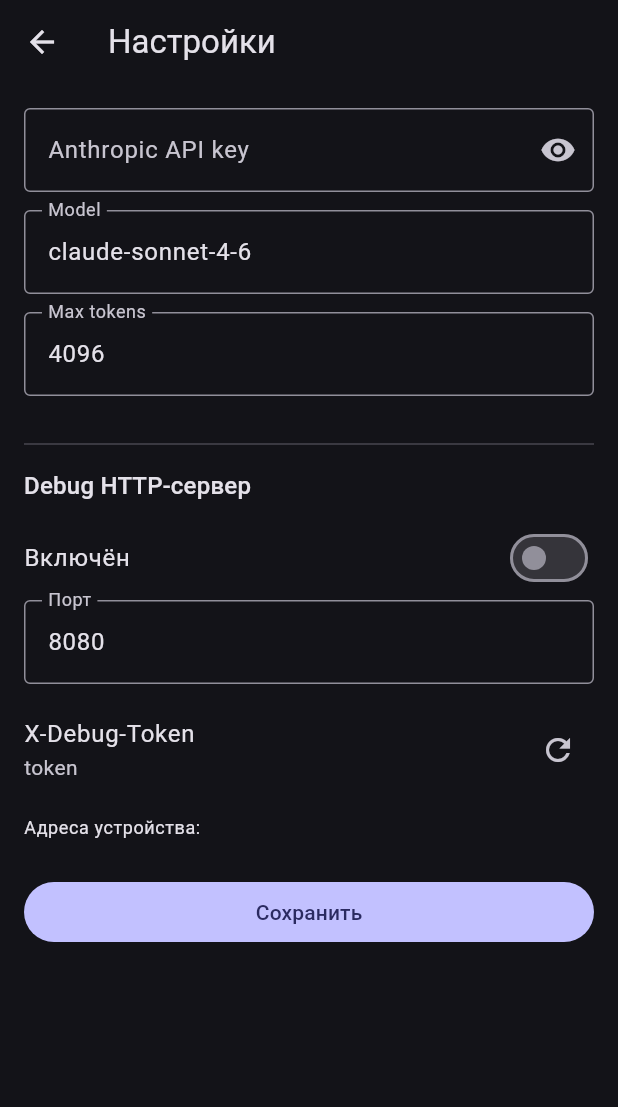
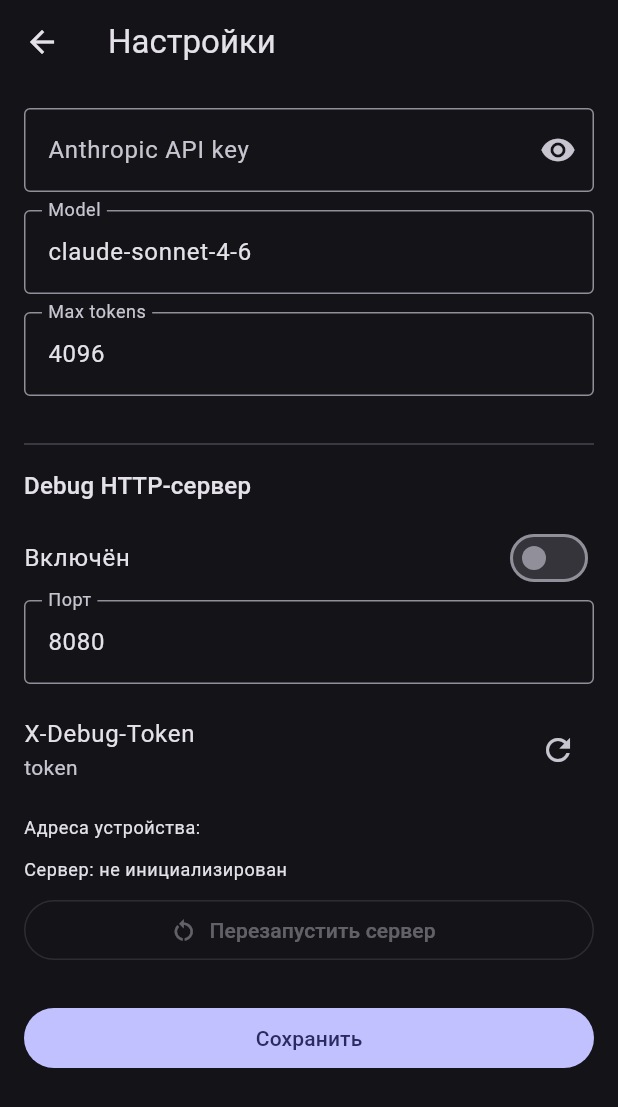
Before and after one commit to iamweasel89/musical-succotash, a Flutter app: the SettingsScreen screen opened directly, on a phone screen of 412 x 824 dp. Shown: the top 1107 px of the screen. Run offline on Flutter 3.47's test engine with Material 3 defaults, Android fonts, the phone set to English and light mode, and no system bars; our stand-ins replace package_info_plus, shared_preferences; accounts and stored records are empty; statements that could not run were skipped.

Commit message:
fix(debug): surface server start errors in Settings, add restart button
The previous version silently swallowed bind errors which made it impossible
to tell whether the debug server was actually running. Now Settings shows:
- current server status (running URI / stopped)
- last bind error if any
- explicit "Restart server" button

https://claude.ai/code/session_01SWPPKLTUHNvhydcVgYpU5K

```diff
--- a/lib/main.dart
+++ b/lib/main.dart
@@ -79,13 +79,20 @@ class _HomeScreenState extends State<HomeScreen> {
     _debug ??= DebugServer(_vault);
     try {
       await _debug!.start();
-    } catch (_) {}
+    } catch (_) {
+      // Error stays in _debug.lastError, surfaced in Settings UI.
+    }
     if (mounted) setState(() {});
   }
 
   Future<void> _stopDebug() async {
     await _debug?.stop();
     if (mounted) setState(() {});
+  }
+
+  Future<void> _restartDebug() async {
+    await _stopDebug();
+    await _startDebug();
   }
 
   Future<void> _seedIfEmpty() async {
@@ -166,7 +173,8 @@ class _HomeScreenState extends State<HomeScreen> {
                       await _stopDebug();
                     }
                   },
-                  debugRunning: _debug?.isRunning ?? false,
+                  onRestart: _restartDebug,
+                  debugServer: _debug,
                 ),
               ),
             ),
@@ -279,11 +287,13 @@ class _HomeScreenState extends State<HomeScreen> {
 
 class SettingsScreen extends StatefulWidget {
   final Future<void> Function(bool enabled)? onDebugToggled;
-  final bool debugRunning;
+  final Future<void> Function()? onRestart;
+  final DebugServer? debugServer;
   const SettingsScreen({
     super.key,
     this.onDebugToggled,
-    this.debugRunning = false,
+    this.onRestart,
+    this.debugServer,
   });
 
   @override
@@ -432,6 +442,34 @@ class _SettingsScreenState extends State<SettingsScreen> {
           Text('Адреса устройства:',
               style: Theme.of(context).textTheme.bodySmall),
           for (final ip in _ips) SelectableText(ip),
+          const SizedBox(height: 12),
+          Text(
+            widget.debugServer == null
+                ? 'Сервер: не инициализирован'
+                : widget.debugServer!.isRunning
+                    ? 'Сервер: запущен на ${widget.debugServer!.boundUri}'
+                    : 'Сервер: остановлен',
+            style: Theme.of(context).textTheme.bodySmall,
+          ),
+          if (widget.debugServer?.lastError != null)
+            Padding(
+              padding: const EdgeInsets.only(top: 4),
+              child: SelectableText(
+                'Ошибка старта: ${widget.debugServer!.lastError}',
+                style: TextStyle(color: Theme.of(context).colorScheme.error),
+              ),
+            ),
+          const SizedBox(height: 8),
+          OutlinedButton.icon(
+            onPressed: widget.onRestart == null
+                ? null
+                : () async {
+                    await widget.onRestart!();
+                    if (mounted) setState(() {});
+                  },
+            icon: const Icon(Icons.restart_alt),
+            label: const Text('Перезапустить сервер'),
+          ),
           const SizedBox(height: 24),
           FilledButton(
             onPressed: _save,
```
Also changed, not shown: lib/services/debug_server.dart (+12 -4 lines).
